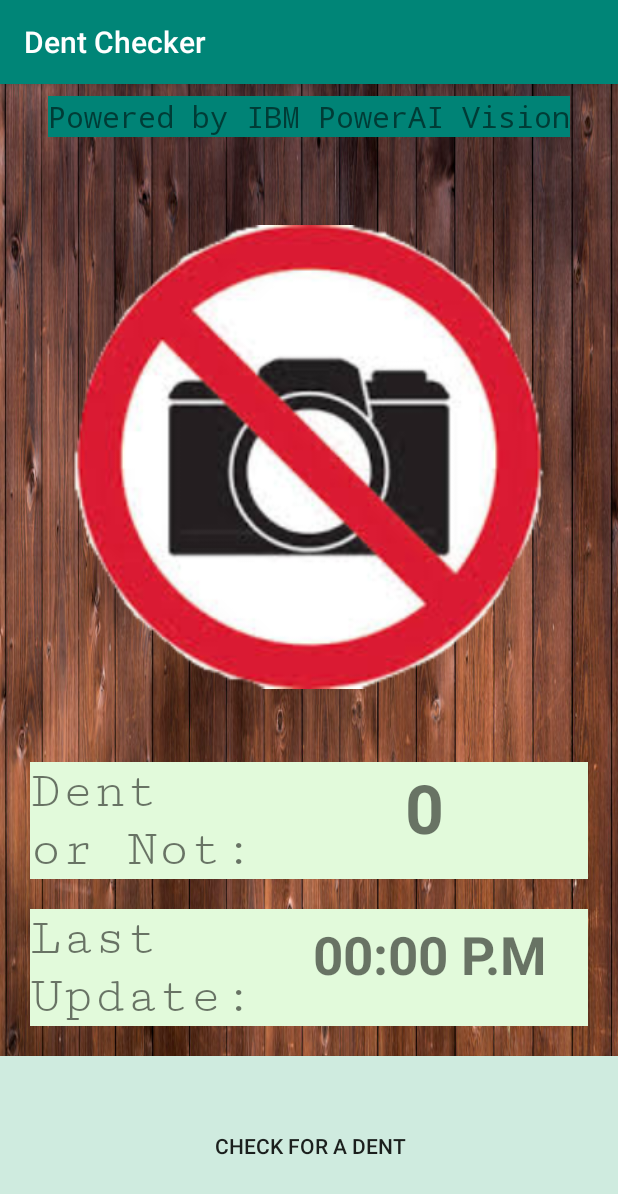
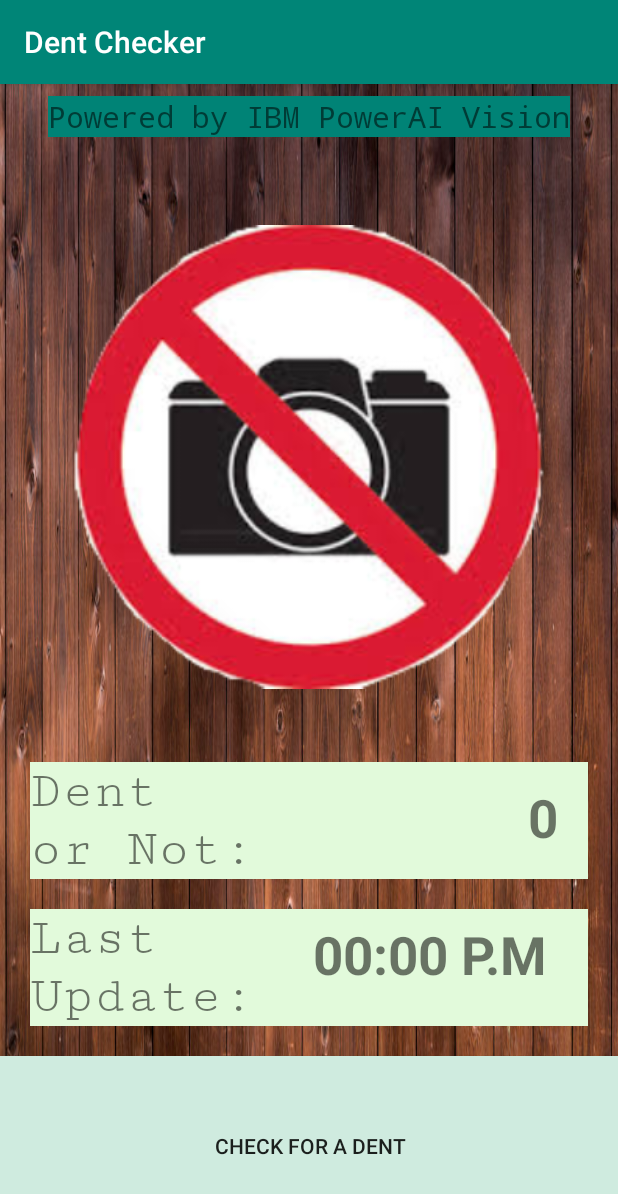
Before and after one commit to dhdenvo/Dent-Detection-App, an Android app: the screen it shows after launch (MainActivity), on a phone screen of 412 x 824 dp. Shown: the top 1194 px of the screen. Run offline under Robolectric (Android 15) with nearby library versions, the phone set to English and light mode, and no system bars; our stand-ins replace Volley; libraries missing offline, so code that uses them is left out: pub.devrel.easypermissions; 1 statement that could not run was skipped.

Commit message:
Adjusted the app's display value of the probability of the image having a dent
Former-commit-id: fb73a6c882a142595d88a85a2817422294305fef

```diff
--- a/AndroidDentCalculator/app/src/main/res/layout/activity_main.xml
+++ b/AndroidDentCalculator/app/src/main/res/layout/activity_main.xml
@@ -69,11 +69,11 @@
         android:id="@+id/people"
         android:layout_width="wrap_content"
         android:layout_height="wrap_content"
-        android:layout_marginEnd="116dp"
+        android:layout_marginEnd="40dp"
         android:layout_marginRight="116dp"
         android:layout_marginBottom="44dp"
         android:text="0"
-        android:textSize="45sp"
+        android:textSize="35sp"
         android:textStyle="bold"
         app:layout_constraintBottom_toTopOf="@+id/wait"
         app:layout_constraintEnd_toEndOf="parent" />
```
